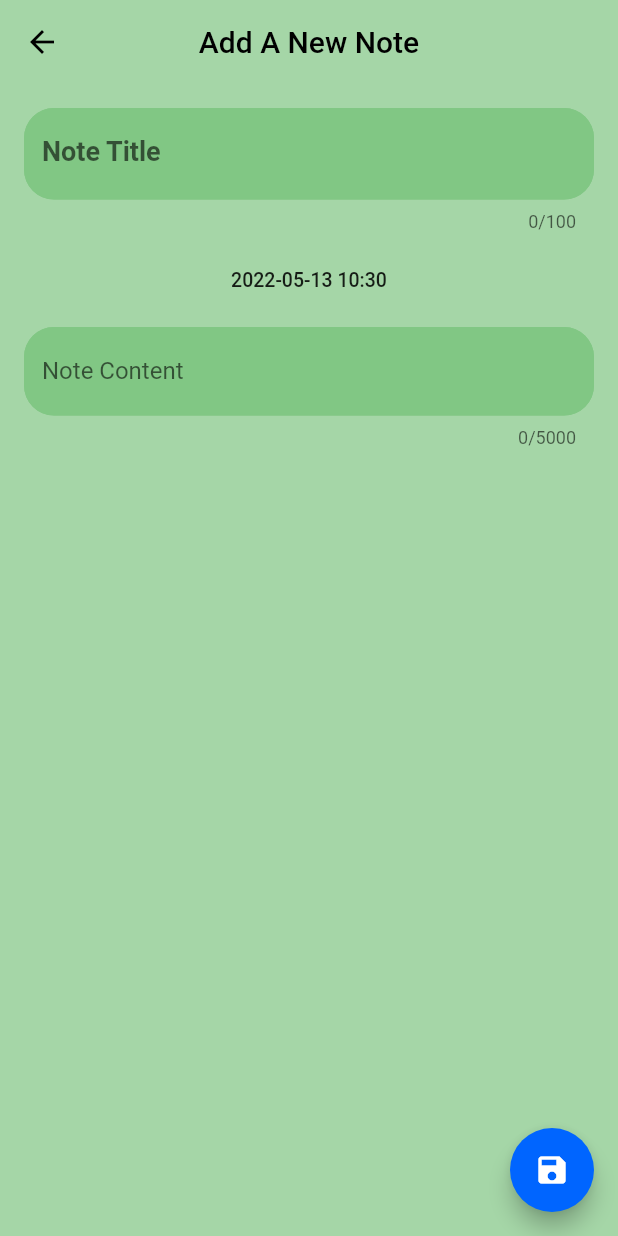
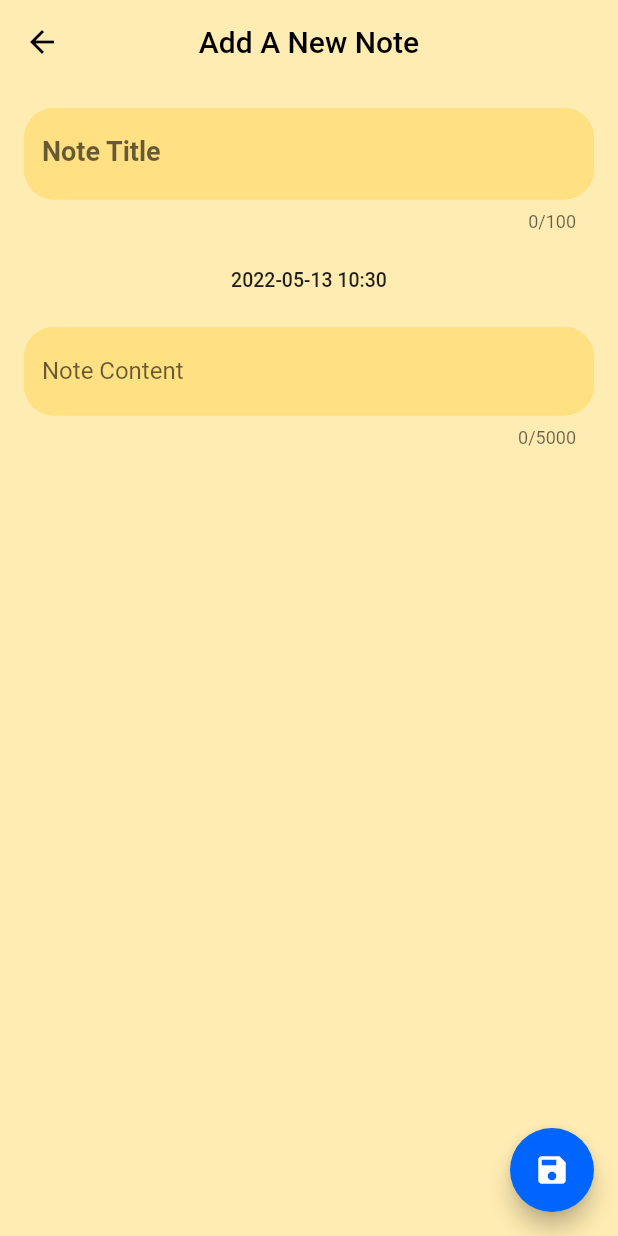
Before and after one commit to uclMuhammed/FireNotes, a Flutter app: the NoteEditorScreen screen opened directly, on a phone screen of 412 x 824 dp. Run offline on Flutter 3.47's test engine with Material 2 defaults, Android fonts, the phone set to English and light mode, and no system bars; our stand-ins replace cloud_firestore, firebase_core, google_fonts; accounts and stored records are empty.

Commit message:
full sürüm

```diff
--- a/lib/style/app_style.dart
+++ b/lib/style/app_style.dart
@@ -7,21 +7,27 @@
   static Color accentColor = const Color(0xff0065ff);
 
   static List<Color> cardColors = [
+    Colors.red.shade100,
+    Colors.pink.shade100,
+    Colors.orange.shade100,
+    Colors.yellow.shade100,
+    Colors.green.shade100,
+    Colors.blue.shade100,
+    Colors.grey.shade100,
+    Colors.amber.shade100,
+    Colors.cyan.shade100
+  ];
+
+  static List<Color> contentColors = [
     Colors.red.shade200,
     Colors.pink.shade200,
     Colors.orange.shade200,
     Colors.yellow.shade200,
     Colors.green.shade200,
     Colors.blue.shade200,
-  ];
-
-  static List<Color> contentColors = [
-    Colors.red.shade300,
-    Colors.pink.shade300,
-    Colors.orange.shade300,
-    Colors.yellow.shade300,
-    Colors.green.shade300,
-    Colors.blue.shade300,
+    Colors.grey.shade200,
+    Colors.amber.shade200,
+    Colors.cyan.shade200
   ];
 
   static TextStyle mainTile =
```
